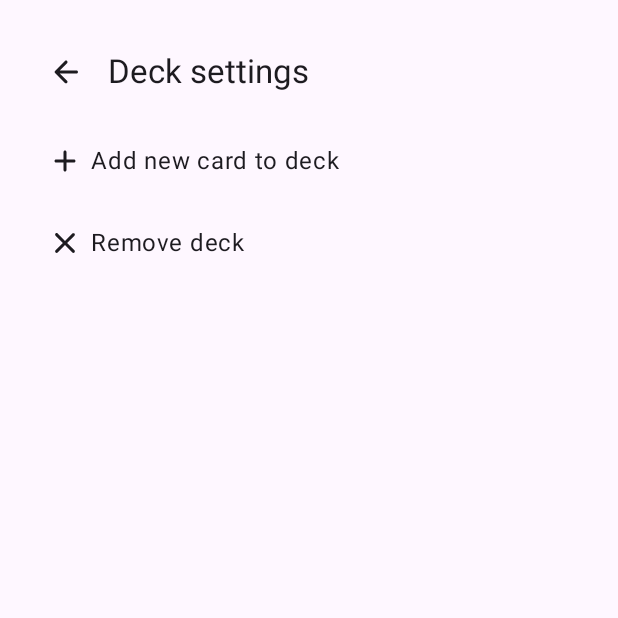
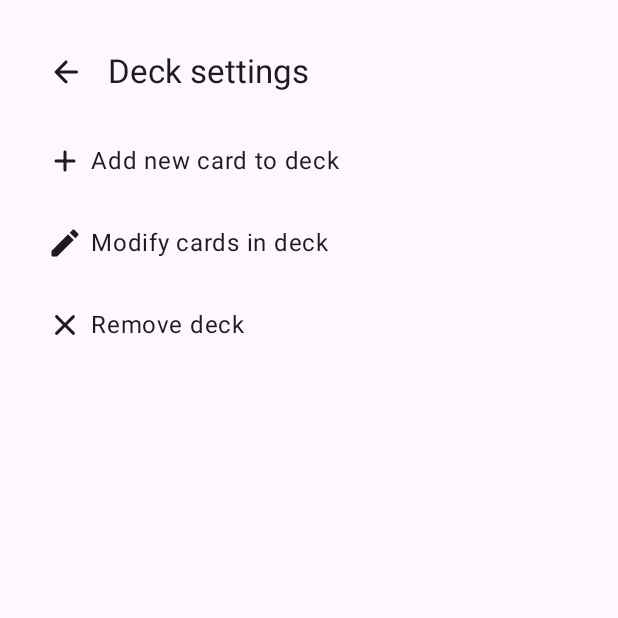
Before and after one commit to kjeller/Flashcardio, an Android app built with Jetpack Compose: the composable DeckSettingsScreen shown on its own in the app's theme, on a phone screen of 412 x 824 dp, the top half of it. Run offline under Robolectric (Android 15) with nearby library versions, the phone set to English and light mode, and no system bars; our stand-ins replace Dagger/Hilt's generated code, accompanist, livedata-compose; 1 statement that could not run was skipped.

Commit message:
Add decksetting to modify flashcards in deck

```diff
--- a/app/src/main/java/dev/stralman/flashcardio/ui/deck/DeckSettingsScreen.kt
+++ b/app/src/main/java/dev/stralman/flashcardio/ui/deck/DeckSettingsScreen.kt
@@ -11,6 +11,7 @@ import androidx.compose.material.icons.filled.Delete
 import androidx.compose.material.icons.rounded.Add
 import androidx.compose.material.icons.rounded.ArrowBack
 import androidx.compose.material.icons.rounded.Clear
+import androidx.compose.material.icons.rounded.Edit
 import androidx.compose.material3.AlertDialog
 import androidx.compose.material3.ExperimentalMaterial3Api
 import androidx.compose.material3.Icon
@@ -89,6 +90,19 @@ fun DeckSettingsScreen(
             )
             DeckSettingCard(
                 modifier = modifier,
+                onClickSettingCard = { /* TODO add viewmodel functionality*/ },
+                dialog = {},
+                icon = {
+                    Icon(
+                        Icons.Rounded.Edit,
+                        contentDescription = "",
+                        modifier = it
+                    )
+                },
+                text = stringResource(R.string.deck_settings_modify_cards),
+            )
+            DeckSettingCard(
+                modifier = modifier,
                 onClickSettingCard = {
                     viewModel.onOpenDialogClicked()
                 },
@@ -116,13 +130,13 @@ fun DeckSettingsScreen(
                                         if (flashcardDeck != null) {
                                             viewModel.deleteDeck(flashcardDeck)
                                         } else {
-                                            // TODO handle
+                                            // TODO show failure snack message
                                         }
                                         viewModel.onDialogConfirm()
                                         onNavigateHome()
                                     }
                                 ) {
-                                    Text("Confirm")
+                                    Text(stringResource(R.string.dialog_confirm))
                                 }
                             },
                             dismissButton = {
@@ -131,7 +145,7 @@ fun DeckSettingsScreen(
                                         viewModel.onDialogDismiss()
                                     }
                                 ) {
-                                    Text("Cancel")
+                                    Text(stringResource(R.string.dialog_cancel))
                                 }
                             }
                         )
--- a/app/src/main/res/values/strings.xml
+++ b/app/src/main/res/values/strings.xml
@@ -19,4 +19,7 @@
     <string name="deck_settings_add_card">Add new card to deck</string>
     <string name="flashcard_screen_empty_deck">" Empty deck"</string>
     <string name="deck_settings_remove_deck_dialog">Are you sure you want to delete this deck? This action is not reversible.</string>
+    <string name="deck_settings_modify_cards">Modify cards in deck</string>
+    <string name="dialog_confirm">Confirm</string>
+    <string name="dialog_cancel">Cancel</string>
 </resources>
```
